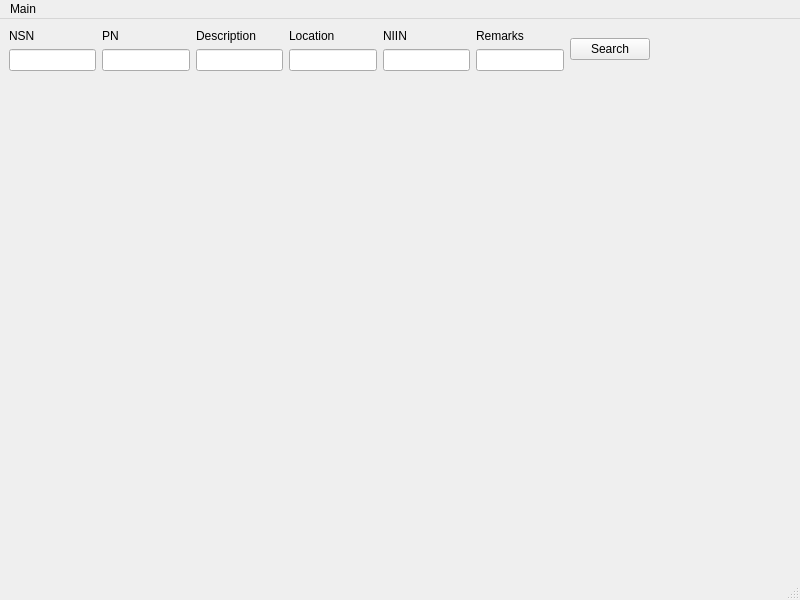
Before: the Qt Designer form Inventory/gui.ui in rhaejr/PythonProjects, drawn with Qt 5.
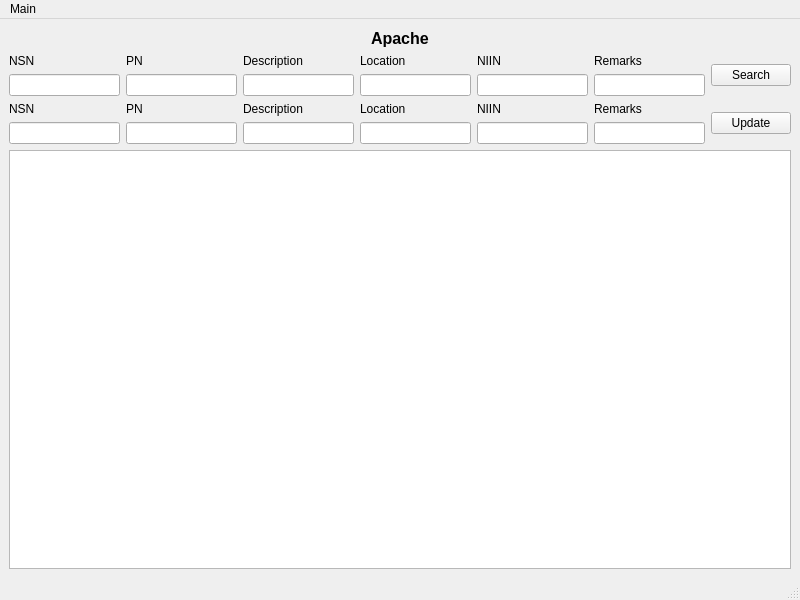
After: the same form once the commit is applied.

The edit to the form file:
```diff
--- a/Inventory/gui.ui
+++ b/Inventory/gui.ui
@@ -14,15 +14,53 @@
    <string>MainWindow</string>
   </property>
   <widget class="QWidget" name="centralwidget">
-   <widget class="QWidget" name="horizontalLayoutWidget">
-    <property name="geometry">
-     <rect>
-      <x>9</x>
-      <y>9</y>
-      <width>641</width>
-      <height>43</height>
-     </rect>
-    </property>
+   <layout class="QVBoxLayout" name="verticalLayout">
+    <item>
+     <layout class="QHBoxLayout" name="horizontalLayout_3">
+      <item>
+       <spacer name="horizontalSpacer">
+        <property name="orientation">
+         <enum>Qt::Horizontal</enum>
+        </property>
+        <property name="sizeHint" stdset="0">
+         <size>
+          <width>40</width>
+          <height>20</height>
+         </size>
+        </property>
+       </spacer>
+      </item>
+      <item>
+       <widget class="QLabel" name="main_label">
+        <property name="font">
+         <font>
+          <pointsize>12</pointsize>
+          <weight>75</weight>
+          <bold>true</bold>
+          <kerning>true</kerning>
+         </font>
+        </property>
+        <property name="text">
+         <string>Apache</string>
+        </property>
+       </widget>
+      </item>
+      <item>
+       <spacer name="horizontalSpacer_2">
+        <property name="orientation">
+         <enum>Qt::Horizontal</enum>
+        </property>
+        <property name="sizeHint" stdset="0">
+         <size>
+          <width>40</width>
+          <height>20</height>
+         </size>
+        </property>
+       </spacer>
+      </item>
+     </layout>
+    </item>
+    <item>
     <layout class="QHBoxLayout" name="horizontalLayout">
      <item>
       <layout class="QVBoxLayout" name="verticalLayout_2">
@@ -116,7 +154,106 @@
       </widget>
      </item>
     </layout>
-   </widget>
+    </item>
+    <item>
+     <layout class="QHBoxLayout" name="horizontalLayout_2">
+      <item>
+       <layout class="QVBoxLayout" name="verticalLayout_8">
+        <item>
+         <widget class="QLabel" name="label_8">
+          <property name="text">
+           <string>NSN</string>
+          </property>
+         </widget>
+        </item>
+        <item>
+         <widget class="QLineEdit" name="nsn_edit"/>
+        </item>
+       </layout>
+      </item>
+      <item>
+       <layout class="QVBoxLayout" name="verticalLayout_9">
+        <item>
+         <widget class="QLabel" name="label_9">
+          <property name="text">
+           <string>PN</string>
+          </property>
+         </widget>
+        </item>
+        <item>
+         <widget class="QLineEdit" name="pn_edit"/>
+        </item>
+       </layout>
+      </item>
+      <item>
+       <layout class="QVBoxLayout" name="verticalLayout_10">
+        <item>
+         <widget class="QLabel" name="label_10">
+          <property name="text">
+           <string>Description</string>
+          </property>
+         </widget>
+        </item>
+        <item>
+         <widget class="QLineEdit" name="desc_edit"/>
+        </item>
+       </layout>
+      </item>
+      <item>
+       <layout class="QVBoxLayout" name="verticalLayout_11">
+        <item>
+         <widget class="QLabel" name="label_11">
+          <property name="text">
+           <string>Location</string>
+          </property>
+         </widget>
+        </item>
+        <item>
+         <widget class="QLineEdit" name="loc_edit"/>
+        </item>
+       </layout>
+      </item>
+      <item>
+       <layout class="QVBoxLayout" name="verticalLayout_12">
+        <item>
+         <widget class="QLabel" name="label_12">
+          <property name="text">
+           <string>NIIN</string>
+          </property>
+         </widget>
+        </item>
+        <item>
+         <widget class="QLineEdit" name="niin_edit"/>
+        </item>
+       </layout>
+      </item>
+      <item>
+       <layout class="QVBoxLayout" name="verticalLayout_13">
+        <item>
+         <widget class="QLabel" name="label_13">
+          <property name="text">
+           <string>Remarks</string>
+          </property>
+         </widget>
+        </item>
+        <item>
+         <widget class="QLineEdit" name="remarks_edit_2"/>
+        </item>
+       </layout>
+      </item>
+      <item>
+       <widget class="QPushButton" name="update_button">
+        <property name="text">
+         <string>Update</string>
+        </property>
+       </widget>
+      </item>
+     </layout>
+    </item>
+    <item>
+     <widget class="QTableWidget" name="tableWidget"/>
+    </item>
+   </layout>
   </widget>
   <widget class="QStatusBar" name="statusbar"/>
   <widget class="QMenuBar" name="menubar">
```
Left out of the diff: 18 changed lines with no effect on the pictures. Lines whose indentation alone changed are shown as unchanged.
